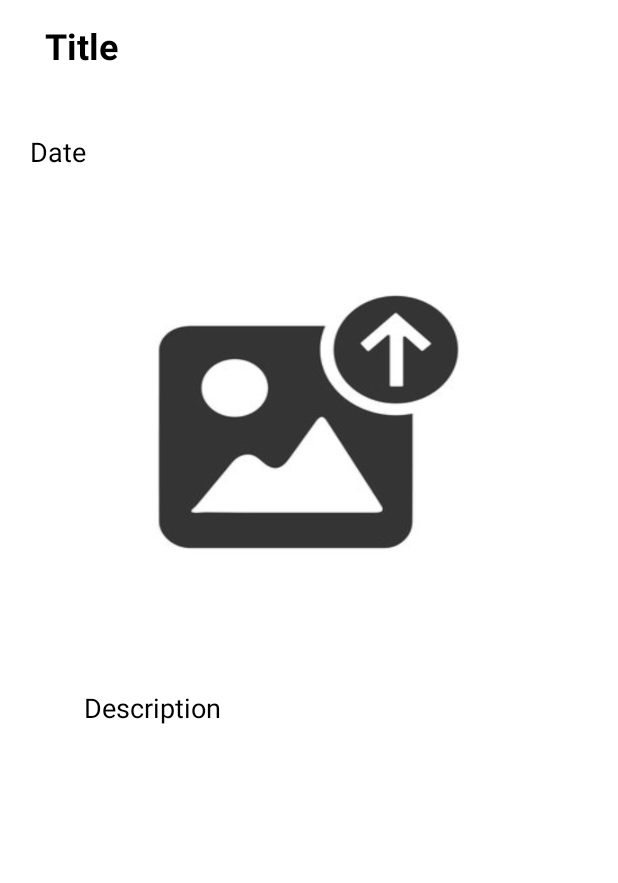
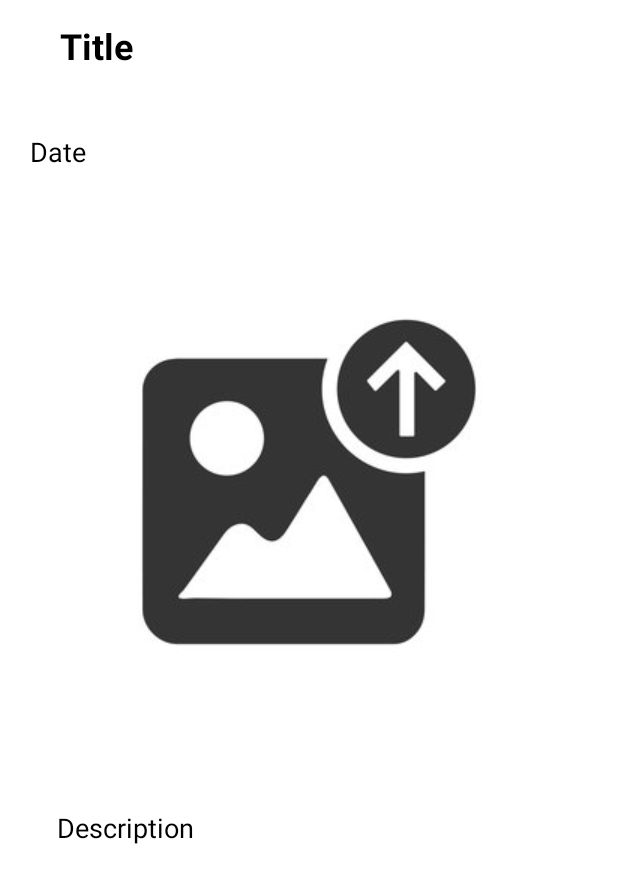
Before and after one commit to TeruhashiN/CNSC_News_and_Update, an Android app: the DetailActivity screen opened directly, with no data from a screen before it, on a phone screen of 412 x 824 dp. Shown: the top 883 px of the screen. Run offline under Robolectric (Android 15) with nearby library versions, the phone set to English and light mode, and no system bars.

Commit message:
Floating Button currently getting animation faded, Images from the activity_detail is going to fit any size of images the has been putted in, and lastly Scrollview for the detail.

```diff
--- a/app/src/main/res/layout/activity_admin_news_section.xml
+++ b/app/src/main/res/layout/activity_admin_news_section.xml
@@ -22,9 +22,10 @@
         app:popupTheme="@style/ThemeOverlay.AppCompat.Light"
         app:subtitleTextColor="@color/white" />
 
+
     <com.google.android.material.tabs.TabLayout
         android:id="@+id/tab_layout"
-        android:layout_width="413dp"
+        android:layout_width="match_parent"
         android:layout_height="59dp"
         android:layout_below="@+id/toolbar"
         android:background="@color/purple_200"
--- a/app/src/main/res/layout/activity_detail.xml
+++ b/app/src/main/res/layout/activity_detail.xml
@@ -8,33 +8,43 @@
     android:orientation="vertical"
     tools:context=".DetailActivity">
 
+    <ScrollView
+        android:layout_width="match_parent"
+        android:layout_height="match_parent">
+
+        <LinearLayout
+            android:layout_width="match_parent"
+            android:layout_height="wrap_content"
+            android:orientation="vertical" >
+
             <TextView
                 android:id="@+id/detailTitle"
-        android:layout_width="wrap_content"
+                android:layout_width="399dp"
                 android:layout_height="wrap_content"
                 android:layout_gravity="left"
-        android:paddingLeft="30dp"
                 android:layout_marginTop="14dp"
                 android:layout_marginBottom="12dp"
+                android:paddingLeft="40dp"
                 android:text="Title"
-        android:textStyle="bold"
                 android:textColor="@color/black"
-        android:textSize="24sp" />
+                android:textSize="24sp"
+                android:textStyle="bold" />
 
             <TextView
+                android:id="@+id/detailDate"
                 android:layout_width="match_parent"
                 android:layout_height="wrap_content"
                 android:layout_marginTop="10dp"
                 android:padding="20dp"
                 android:text="Date"
-        android:id="@+id/detailDate"
-        android:textSize="18sp"
-        android:textColor="@color/black"/>
+                android:textColor="@color/black"
+
+                android:textSize="18sp" />
 
             <ImageView
                 android:id="@+id/detailImage"
-        android:layout_width="339dp"
-        android:layout_height="296dp"
+                android:layout_width="wrap_content"
+                android:layout_height="wrap_content"
                 android:layout_gravity="center"
                 android:padding="8dp"
                 android:scaleType="fitXY"
@@ -42,8 +52,8 @@
 
             <TextView
                 android:id="@+id/detailDesc"
-        android:layout_width="340dp"
-        android:layout_height="wrap_content"
+                android:layout_width="375dp"
+                android:layout_height="197dp"
                 android:layout_gravity="center"
                 android:layout_marginTop="10dp"
                 android:padding="20dp"
@@ -51,7 +61,8 @@
                 android:textColor="@color/black"
                 android:textSize="18sp" />
 
-
+        </LinearLayout>
+    </ScrollView>
 
 
 </LinearLayout>
```
Also changed, not shown: app/src/main/java/com/bee/cnscnewsandupdate/Administrator/admin_NewsSection.java (+17 -1 lines). Lines whose indentation alone changed are shown as unchanged.
